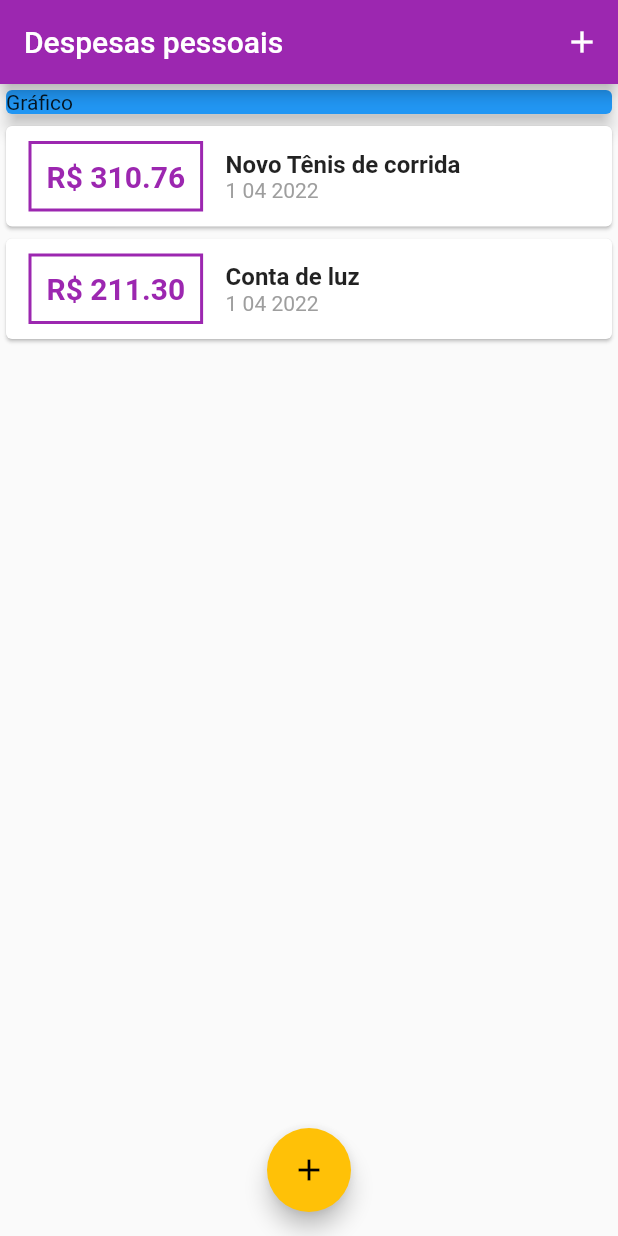
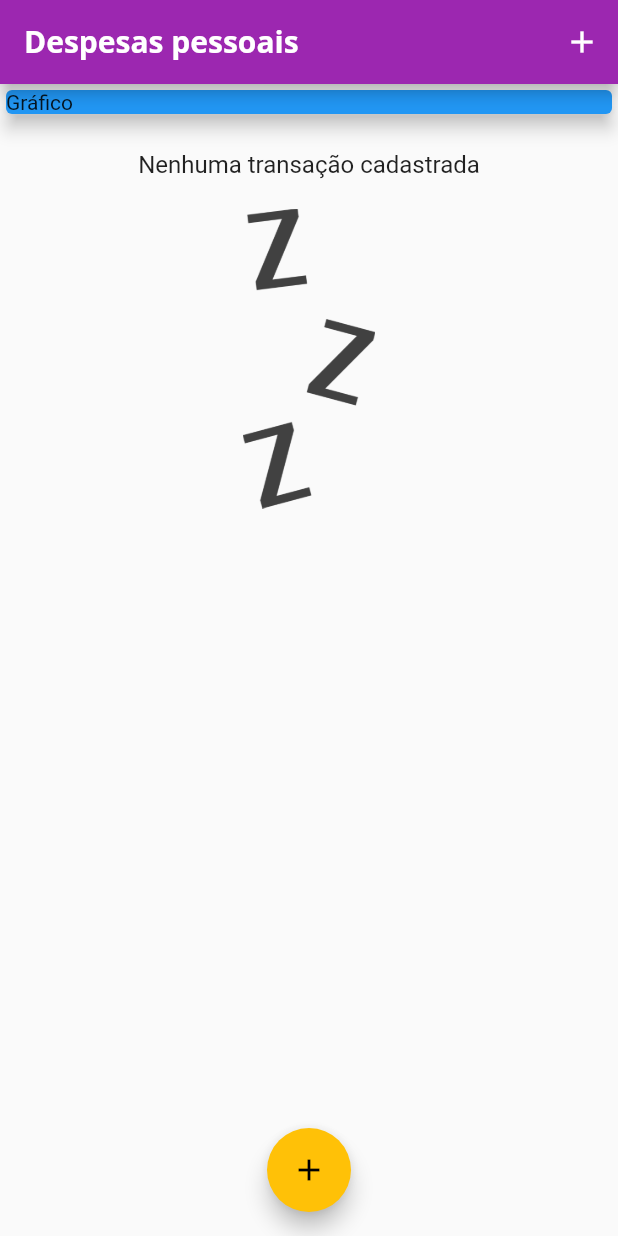
Before and after one commit to alexandreccarmo/expenses, a Flutter app: the screen it shows after launch, on a phone screen of 412 x 824 dp. Run offline on Flutter 3.47's test engine with Material 2 defaults, Android fonts, the phone set to English and light mode, and no system bars.

Commit message:
adicionado os promeiros conceitos usando Theme

```diff
--- /dev/null
+++ b/lib/components/chart.dart
@@ -0,0 +1,12 @@
+import 'package:flutter/material.dart';
+
+class Chart extends StatelessWidget{
+
+  @override
+  Widget build(BuildContext context) {
+    return Card(
+      elevation: 6,
+      margin: EdgeInsets.all(20),
+    );
+  }
+}
--- a/lib/components/transaction_list.dart
+++ b/lib/components/transaction_list.dart
@@ -12,7 +12,23 @@ class TransactionList extends StatelessWidget {
   Widget build(BuildContext context){
     return Container(
         height: 300,
-        child: ListView.builder(
+        child: transactions.isEmpty ? Column(
+          children: <Widget>[
+            SizedBox(height: 20),
+            Text(
+              'Nenhuma transação cadastrada',
+              style: Theme.of(context).textTheme.titleMedium,
+            ),
+            SizedBox(height: 20),
+            Container(
+              height: 200,
+              child: Image.asset(
+                  'assets/images/waiting.png',
+                  fit:BoxFit.cover
+              ),
+            )
+          ],
+        ) : ListView.builder(
         itemCount: transactions.length,
         itemBuilder: (ctx,index){
           final tr = transactions[index];
@@ -47,10 +63,7 @@ class TransactionList extends StatelessWidget {
                   children: <Widget>[
                     Text(
                       tr.title,
-                      style: TextStyle(
-                          fontSize: 16,
-                          fontWeight: FontWeight.bold
-                      ),
+                      style: Theme.of(context).textTheme.titleMedium,
                     ),
                     Text(
                       DateFormat('d MM y').format(tr.date),
--- a/lib/main.dart
+++ b/lib/main.dart
@@ -14,10 +14,27 @@ class ExpensesApp extends StatelessWidget {
   Widget build(BuildContext context){
       return MaterialApp(
         home: MyHomePage(),
-        theme: ThemeData(
-          primarySwatch: Colors.purple,
-          accentColor: Colors.amber
-        ),
+          theme: ThemeData(
+            primarySwatch: Colors.purple,
+            accentColor: Colors.amber,
+            fontFamily: 'Quicksand',
+            textTheme: ThemeData.light().textTheme.copyWith(
+              headline6: TextStyle(
+                fontFamily: 'OpenSans',
+                fontSize: 18,
+                fontWeight: FontWeight.bold,
+              ),
+            ),
+            appBarTheme: AppBarTheme(
+              textTheme: ThemeData.light().textTheme.copyWith(
+                headline6: TextStyle(
+                  fontFamily: 'OpenSans',
+                  fontSize: 20,
+                  fontWeight: FontWeight.bold,
+                ),
+              ),
+            ),
+          ),
       );
   }
 }
@@ -29,9 +46,9 @@ class MyHomePage extends StatefulWidget {
 }
 
 class _MyHomePageState extends State<MyHomePage>{
-  final _transactions = [
-    Transaction(id: 't1', title: 'Novo Tênis de corrida', value: 310.76, date: DateTime.now()),
-    Transaction(id: 't2', title: 'Conta de luz', value: 211.30, date: DateTime.now())
+  final List<Transaction> _transactions = [
+    // Transaction(id: 't1', title: 'Novo Tênis de corrida', value: 310.76, date: DateTime.now()),
+    // Transaction(id: 't2', title: 'Conta de luz', value: 211.30, date: DateTime.now())
   ];
 
 
```
Also changed, not shown: pubspec.yaml (+13 -8 lines), assets/fonts/OpenSans-Bold.ttf (added), assets/fonts/OpenSans-Regular.ttf (added), assets/fonts/Quicksand-Bold.ttf (added), assets/fonts/Quicksand-Light.ttf (added), assets/fonts/Quicksand-Medium.ttf (added), assets/fonts/Quicksand-Regular.ttf (added), assets/images/waiting.png (added), 35 other files.
